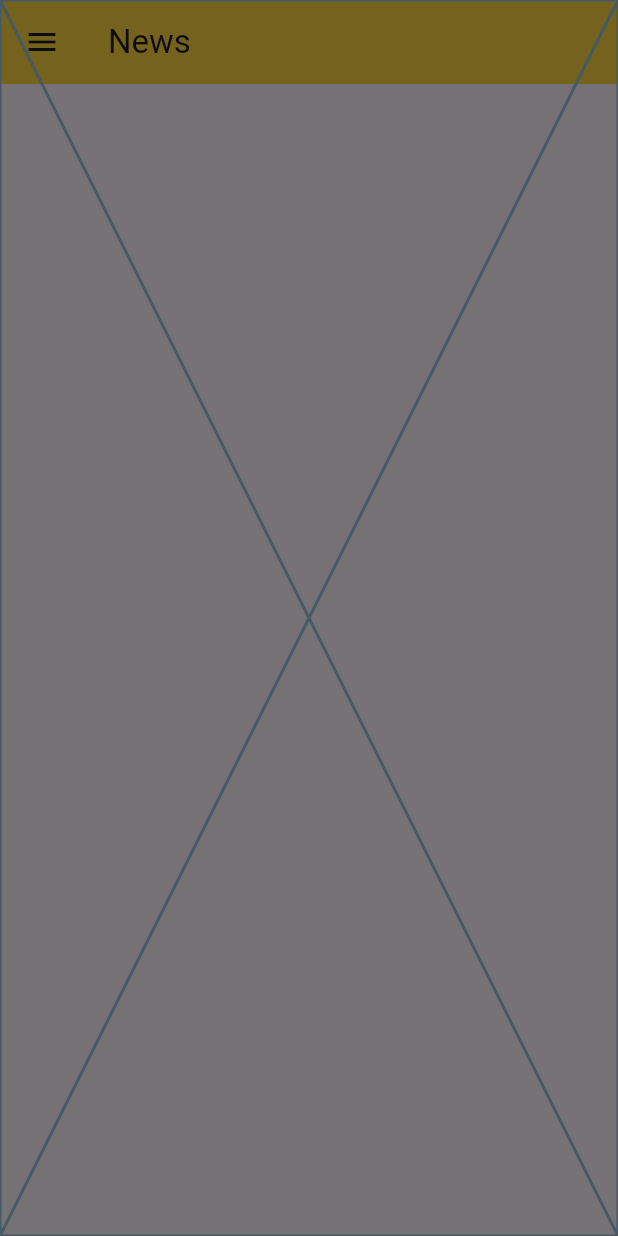
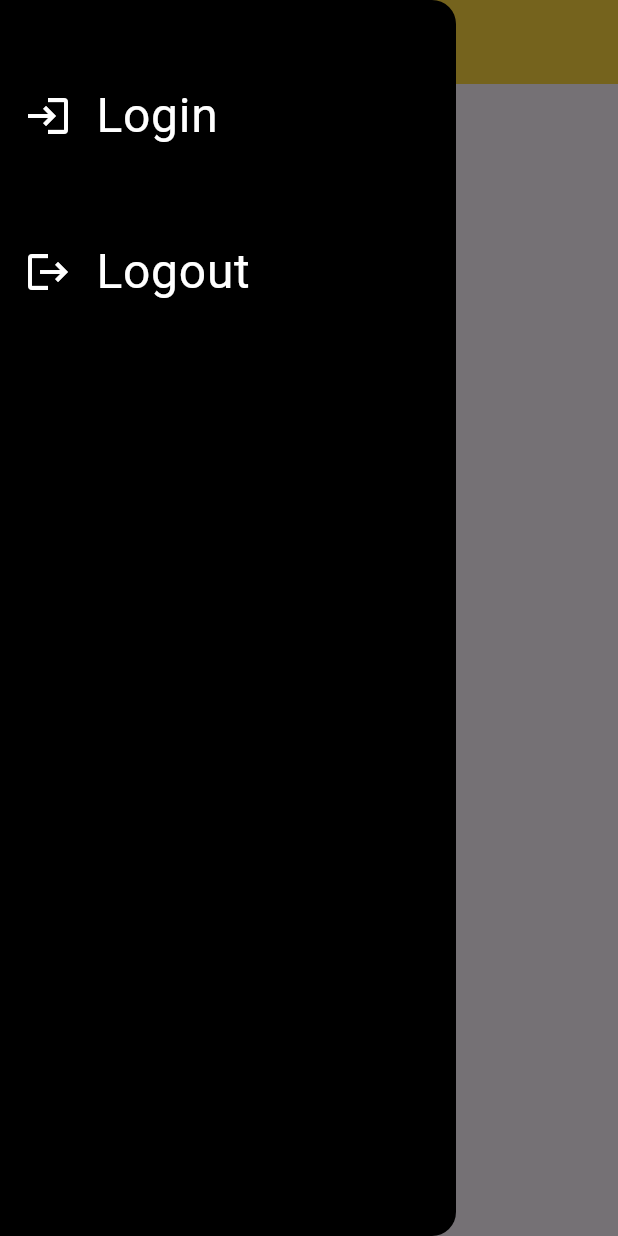
Before and after one commit to OmarKhaled00e/new_app, a Flutter app: the screen it shows after launch, with the side drawer open, on a phone screen of 412 x 824 dp. Run offline on Flutter 3.47's test engine with Material 3 defaults, Android fonts, the phone set to English and light mode, and no system bars.

Commit message:
finised drawer

```diff
--- a/lib/widgets/custom_drawer.dart
+++ b/lib/widgets/custom_drawer.dart
@@ -1,10 +1,63 @@
 import 'package:flutter/material.dart';
+import 'package:new_app/views/Logout_page.dart';
+import 'package:new_app/views/login_page.dart';
 
 class CustomDrawer extends StatelessWidget {
   const CustomDrawer({super.key});
 
   @override
   Widget build(BuildContext context) {
-    return const Placeholder();
+    return Drawer(
+      backgroundColor: Colors.black,
+      child: Column(
+        children: [
+          const SizedBox(
+            height: 45,
+          ),
+          ListTile(
+            leading: const Icon(
+              Icons.login,
+              size: 32,
+              color: Colors.white,
+            ),
+            title: GestureDetector(
+              onTap: () {
+                Navigator.push(context, MaterialPageRoute(builder: (context) {
+                  return const LoginPage();
+                }));
+              },
+              child: const Text(
+                'Login',
+                style: TextStyle(fontSize: 32, color: Colors.white),
+              ),
+            ),
+          ),
+          const SizedBox(
+            height: 40,
+          ),
+          ListTile(
+            leading: const Icon(
+              Icons.logout,
+              size: 32,
+              color: Colors.white,
+            ),
+            title: GestureDetector(
+              onTap: () {
+                Navigator.push(context, MaterialPageRoute(builder: (context) {
+                  return const LogoutPage();
+                }));
+              },
+              child: const Text(
+                'Logout',
+                style: TextStyle(fontSize: 32, color: Colors.white),
+              ),
+            ),
+          ),
+          const SizedBox(
+            height: 40,
+          )
+        ],
+      ),
+    );
   }
 }
```
Also changed, not shown: lib/views/Logout_page.dart (added, +10 -0 lines), lib/views/login_page.dart (added, +10 -0 lines).
